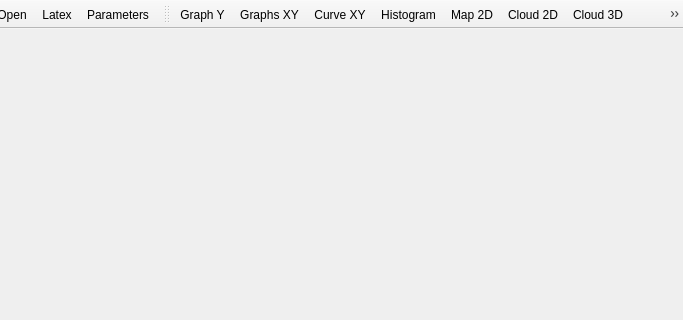
Before: the Qt Designer form mainwindow.ui in gobelin88/graphy, drawn with Qt 5; both pictures show x 105 to 788 and y 0 to 320 of the 788 by 629 pixel window.
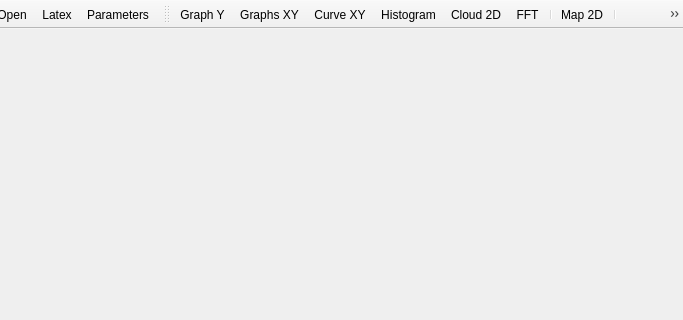
After: the same form once the commit is applied. Icons and pictures are not drawn.

```diff
--- a/mainwindow.ui
+++ b/mainwindow.ui
@@ -69,11 +69,15 @@
    <addaction name="actionPlot_GraphXY"/>
    <addaction name="actionPlot_CurveXY"/>
    <addaction name="actionHistogram"/>
-   <addaction name="actionPlot_MapXYZ"/>
    <addaction name="actionPlot_Cloud_XYZ"/>
+   <addaction name="actionFFT"/>
+   <addaction name="separator"/>
+   <addaction name="actionPlot_MapXYZ"/>
+   <addaction name="separator"/>
    <addaction name="actionPlot_Cloud_3D"/>
+   <addaction name="separator"/>
    <addaction name="actionPlot_Gain_Phase"/>
-   <addaction name="actionFFT"/>
+   <addaction name="separator"/>
   </widget>
   <action name="actionOpen">
    <property name="icon">
```
